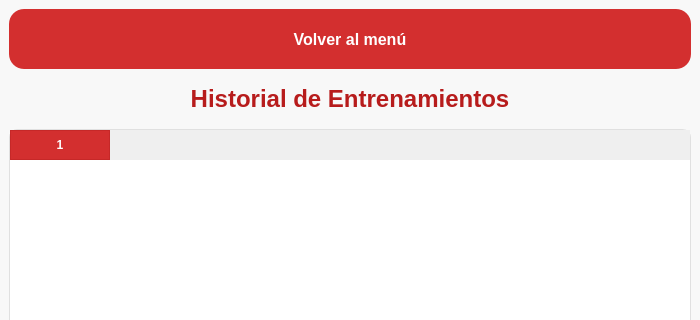
Old version of the form src/Vista/Ui/VistaHistorial.ui in the repository danielreynaa/TrabajoPowerGym; both pictures show x 0 to 700 and y 0 to 320 of the 700 by 500 pixel window.
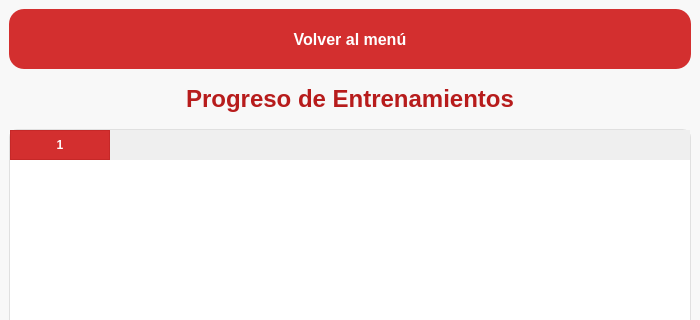
New version of the form.

The edit to the form file:
```diff
--- a/src/Vista/Ui/VistaHistorial.ui
+++ b/src/Vista/Ui/VistaHistorial.ui
@@ -90,7 +90,7 @@
     <item>
      <widget class="QLabel" name="labelTitulo">
       <property name="text">
-       <string>Historial de Entrenamientos</string>
+       <string>Progreso de Entrenamientos</string>
       </property>
       <property name="alignment">
        <set>Qt::AlignCenter</set>
```
Left out of the diff: 2 changed lines with no effect on the pictures.
